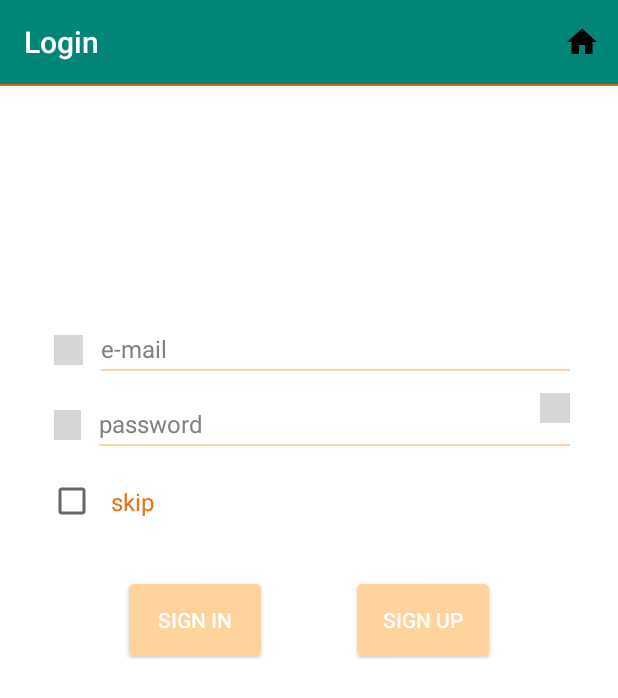
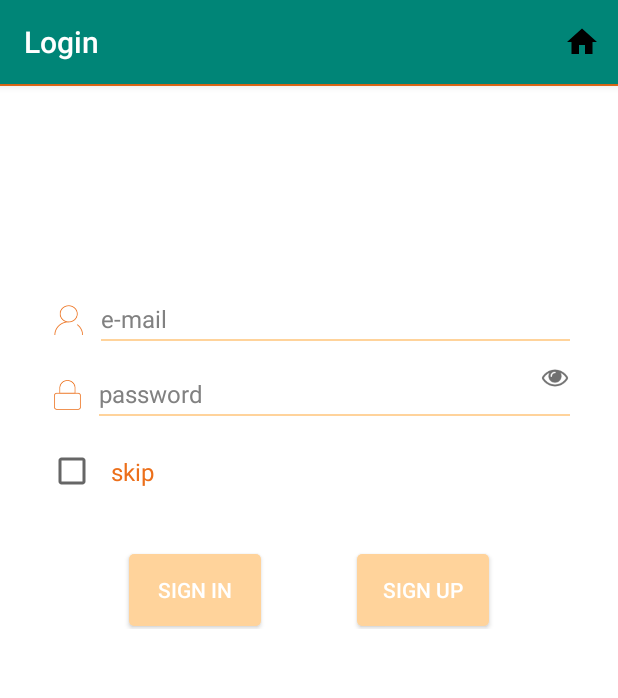
Before and after one commit to zerlzerl/MonashFriendFinder, an Android app: the screen it shows after launch (Login), on a phone screen of 412 x 824 dp. Shown: the top 698 px of the screen. Run offline under Robolectric (Android 15) with nearby library versions, the phone set to English and light mode, and no system bars; grey boxes are pictures that could not be loaded.

Commit message:
login implementation

```diff
--- /dev/null
+++ b/app/src/main/res/drawable/image_password_bg.xml
@@ -0,0 +1,8 @@
+<?xml version="1.0" encoding="utf-8"?>
+<selector xmlns:android="http://schemas.android.com/apk/res/android">
+
+    <item android:drawable="@drawable/icon_see_pass" android:state_selected="false"/>
+
+    <item android:drawable="@drawable/icon_nosee_pass" android:state_selected="true"/>
+
+</selector>
--- /dev/null
+++ b/app/src/main/res/drawable/progressbar_animated.xml
@@ -0,0 +1,4 @@
+<animated-rotate xmlns:android="http://schemas.android.com/apk/res/android"
+    android:drawable="@drawable/icon_dialog_progressbar"
+    android:pivotX="50%"
+    android:pivotY="50%" />
--- a/app/src/main/res/layout/login.xml
+++ b/app/src/main/res/layout/login.xml
@@ -30,7 +30,7 @@
         android:layout_height="@dimen/item_height_normal"
         android:layout_marginLeft="@dimen/margin_large"
         android:layout_marginRight="@dimen/margin_large"
-        android:layout_marginTop="140dp">
+        android:layout_marginTop="120dp">
 
         <ImageView
             android:id="@+id/img_account"
@@ -151,7 +151,7 @@
         <Button
             android:id="@+id/btn_login"
             android:layout_width="wrap_content"
-            android:layout_height="match_parent"
+            android:layout_height="wrap_content"
             android:layout_marginRight="@dimen/margin_large"
             android:layout_marginTop="@dimen/margin_medium"
             android:layout_marginBottom="@dimen/margin_small"
@@ -165,7 +165,7 @@
         <Button
             android:id="@+id/btn_sub"
             android:layout_width="wrap_content"
-            android:layout_height="match_parent"
+            android:layout_height="wrap_content"
             android:layout_marginLeft="@dimen/margin_large"
             android:layout_marginTop="@dimen/margin_medium"
             android:layout_marginBottom="@dimen/margin_small"
```
Also changed, not shown: app/src/main/res/drawable/bg_rect_transparent_shap.xml (added, +10 -0 lines), app/src/main/res/drawable-v24/icon_dialog_progressbar.png (added), app/src/main/res/drawable-v24/icon_login_account.png (added), app/src/main/res/drawable-v24/icon_login_pw.png (added), app/src/main/res/drawable-v24/icon_nosee_pass.png (added), app/src/main/res/drawable-v24/icon_see_pass.png (added).
